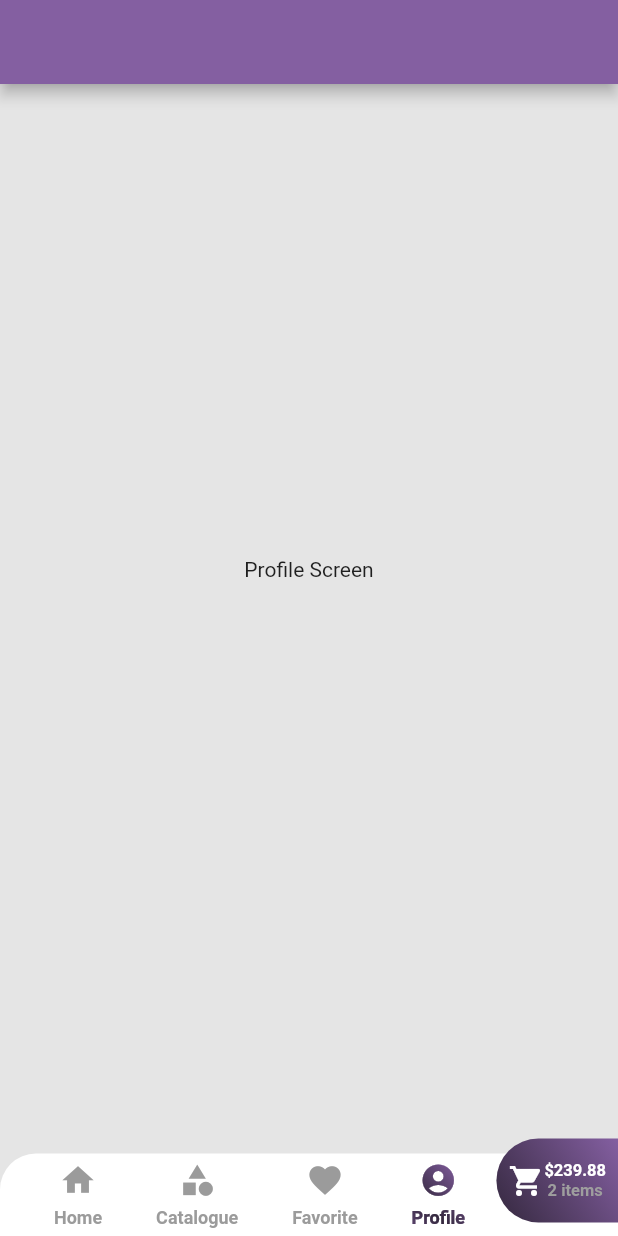
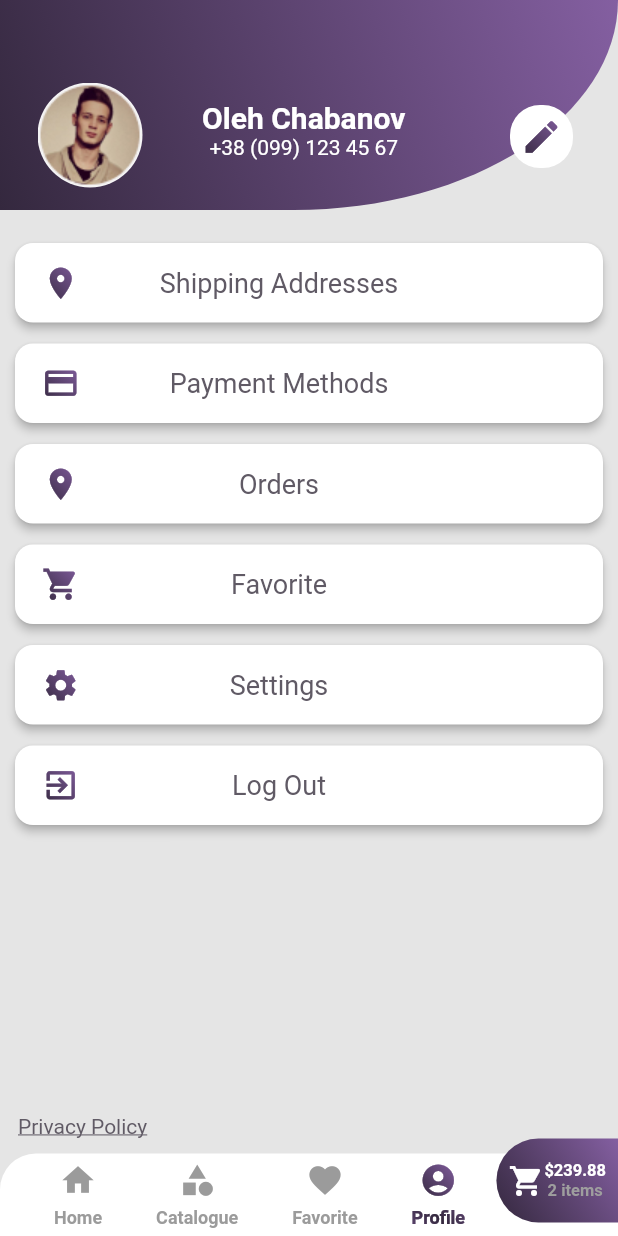
Before and after one commit to ilavisharma/Flutter-Ecommerce-App, a Flutter app: the HomeTabsScreen screen opened by its route, item 4 of the bottom bar chosen, on a phone screen of 412 x 824 dp. Run offline on Flutter 3.47's test engine with Material 2 defaults, Android fonts, the phone set to English and light mode, and no system bars; our stand-ins replace flutter_svg; Roboto replaces fonts that are missing (SF-Pro); project files that could hold a hidden picture were left out.

Commit message:
profile screen done

```diff
--- a/lib/screens/home/favorite_screen.dart
+++ b/lib/screens/home/favorite_screen.dart
@@ -2,7 +2,7 @@ import 'package:ecommerce_app/data/products.dart';
 import 'package:flutter/material.dart';
 import 'package:ecommerce_app/widgets/widgets.dart';
 
-class FavoriteScreen extends StatelessWidget {
+class FavoriteTab extends StatelessWidget {
   List<Widget> _buildFavoriteProducts() {
     return FavoriteProducts.map((prod) {
       return ProductItem(
--- /dev/null
+++ b/lib/screens/home/profile_tab.dart
@@ -0,0 +1,186 @@
+import 'package:ecommerce_app/widgets/widgets.dart';
+import 'package:flutter/material.dart';
+
+class ProfileTab extends StatelessWidget {
+  List<Widget> _buildOptions() {
+    return _Settings.map((opt) {
+      return Card(
+          shadowColor: Colors.black,
+          elevation: 2.5,
+          margin: EdgeInsets.symmetric(vertical: 7, horizontal: 10),
+          shape:
+              RoundedRectangleBorder(borderRadius: BorderRadius.circular(12)),
+          child: Padding(
+            padding: EdgeInsets.symmetric(vertical: 14, horizontal: 18),
+            child: Row(
+                mainAxisAlignment: MainAxisAlignment.spaceBetween,
+                children: [
+                  GradientIcon(icon: opt['icon'], size: 25),
+                  Text(
+                    opt['name'],
+                    style: TextStyle(
+                      color: Color(0xFF605A65),
+                      fontSize: 18,
+                    ),
+                    textAlign: TextAlign.left,
+                  ),
+                  SizedBox(width: 65),
+                ]),
+          ));
+    }).toList();
+  }
+
+  @override
+  Widget build(BuildContext context) {
+    return Column(
+      mainAxisAlignment: MainAxisAlignment.spaceBetween,
+      crossAxisAlignment: CrossAxisAlignment.start,
+      children: [
+        Column(
+          children: [
+            SizedBox(height: 155),
+            ..._buildOptions(),
+          ],
+        ),
+        Padding(
+          padding: EdgeInsets.symmetric(horizontal: 12),
+          child: Text('Privacy Policy',
+              style: TextStyle(
+                fontSize: 14,
+                decoration: TextDecoration.underline,
+                color: Color(0xFF605A65),
+              )),
+        )
+      ],
+    );
+  }
+}
+
+class ProfileTabAppBar extends StatelessWidget implements PreferredSizeWidget {
+  @override
+  Size get preferredSize => Size.fromHeight(140);
+
+  Widget build(BuildContext context) {
+    return Stack(
+      children: [
+        ClipPath(
+            clipper: _MyCustomClipper(),
+            child: Container(
+              height: preferredSize.height,
+              width: double.infinity,
+              decoration: BoxDecoration(
+                gradient: LinearGradient(
+                  colors: [Color(0xFF845FA1), Color(0xFF34283E)],
+                  begin: Alignment.topRight,
+                  end: Alignment.bottomLeft,
+                ),
+              ),
+            )),
+        Padding(
+          padding: EdgeInsets.only(left: 25, top: 55),
+          child: Row(
+            mainAxisAlignment: MainAxisAlignment.spaceBetween,
+            crossAxisAlignment: CrossAxisAlignment.start,
+            children: [
+              ClipRRect(
+                borderRadius: BorderRadius.circular(35),
+                child: Image.asset(
+                  'assets/images/profile_image.jpg',
+                ),
+              ),
+              Padding(
+                padding: EdgeInsets.symmetric(vertical: 12),
+                child: Column(
+                  children: [
+                    Text(
+                      'Oleh Chabanov',
+                      textAlign: TextAlign.left,
+                      style: TextStyle(
+                        fontSize: 20,
+                        fontWeight: FontWeight.bold,
+                        color: Colors.white,
+                      ),
+                    ),
+                    Text(
+                      '+38 (099) 123 45 67',
+                      textAlign: TextAlign.left,
+                      style: TextStyle(
+                        fontSize: 14,
+                        color: Colors.white,
+                      ),
+                    ),
+                  ],
+                ),
+              ),
+              Container(
+                width: 42,
+                height: 42,
+                margin: EdgeInsets.symmetric(horizontal: 30, vertical: 15),
+                decoration: BoxDecoration(
+                  borderRadius: BorderRadius.circular(20),
+                  color: Colors.white,
+                ),
+                child: GradientIcon(
+                  icon: Icons.edit,
+                  size: 28,
+                ),
+              ),
+            ],
+          ),
+        ),
+      ],
+    );
+  }
+}
+
+class _MyCustomClipper extends CustomClipper<Path> {
+  @override
+  Path getClip(Size size) {
+    var path = Path();
+
+    final double _xScaling = size.width / 375;
+    final double _yScaling = size.height / 197;
+    path.lineTo(0 * _xScaling, 0 * _yScaling);
+    path.cubicTo(0, 0, 375 * _xScaling, 0, 375 * _xScaling, 0);
+    path.cubicTo(375 * _xScaling, 108.8 * _yScaling, 286.8 * _xScaling,
+        197 * _yScaling, 178 * _xScaling, 197 * _yScaling);
+    path.cubicTo(178 * _xScaling, 197 * _yScaling, 0, 197 * _yScaling, 0,
+        197 * _yScaling);
+    path.cubicTo(0, 197 * _yScaling, 0, 0, 0, 0);
+    path.cubicTo(0, 0, 0, 0, 0, 0);
+
+    return path;
+  }
+
+  @override
+  bool shouldReclip(CustomClipper<Path> oldClipper) {
+    return true;
+  }
+}
+
+const _Settings = [
+  {
+    'icon': Icons.location_on,
+    'name': 'Shipping Addresses',
+  },
+  {
+    'icon': Icons.payment,
+    'name': 'Payment Methods',
+  },
+  {
+    'icon': Icons.location_on,
+    'name': 'Orders',
+  },
+  {
+    'icon': Icons.shopping_cart,
+    'name': 'Favorite',
+  },
+  {
+    'icon': Icons.settings,
+    'name': 'Settings',
+  },
+  {
+    'icon': Icons.exit_to_app,
+    'name': 'Log Out',
+  },
+];
--- a/lib/screens/home_tabs_screen.dart
+++ b/lib/screens/home_tabs_screen.dart
@@ -1,6 +1,7 @@
 import 'package:ecommerce_app/screens/home/catalogue_tab.dart';
 import 'package:ecommerce_app/screens/home/favorite_screen.dart';
 import 'package:ecommerce_app/screens/home/home_tab.dart';
+import 'package:ecommerce_app/screens/home/profile_tab.dart';
 import 'package:flutter/material.dart';
 
 class HomeTabsScreen extends StatefulWidget {
@@ -29,13 +30,14 @@ class _HomeTabsScreenState extends State<HomeTabsScreen> {
     {
       'icon': Icons.favorite,
       'name': 'Favorite',
-      'widget': FavoriteScreen(),
+      'widget': FavoriteTab(),
       'appBar': FavoriteTabAppBar()
     },
     {
       'icon': Icons.account_circle,
       'name': 'Profile',
-      'widget': Center(child: Text('Profile Screen'))
+      'widget': ProfileTab(),
+      'appBar': ProfileTabAppBar()
     },
   ];
 
--- a/lib/widgets/product_item.dart
+++ b/lib/widgets/product_item.dart
@@ -69,10 +69,11 @@ class ProductItem extends StatelessWidget {
                             ).createShader(rect);
                           },
                           child: Icon(
-                            Icons.favorite,
+                            Icons.favorite_border,
                             size: 22,
                             color: Colors.white,
-                          )),
+                          ),
+                        ),
                 ),
               )
             ],
```
Also changed, not shown: assets/images/profile_image.jpg (added).
